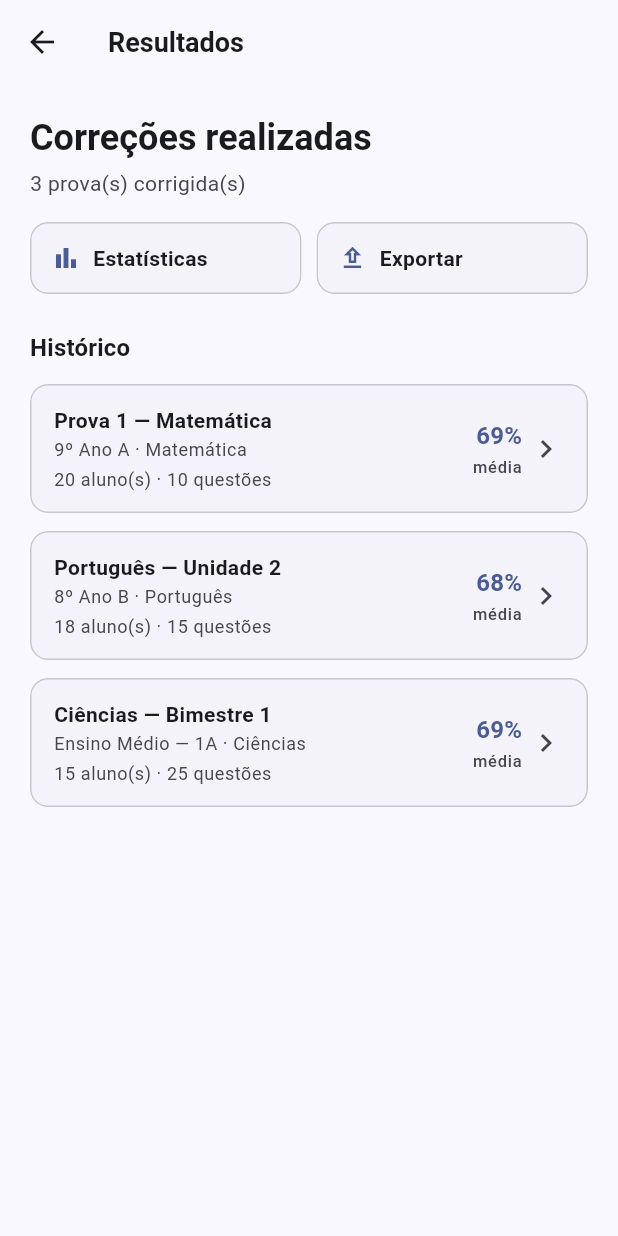
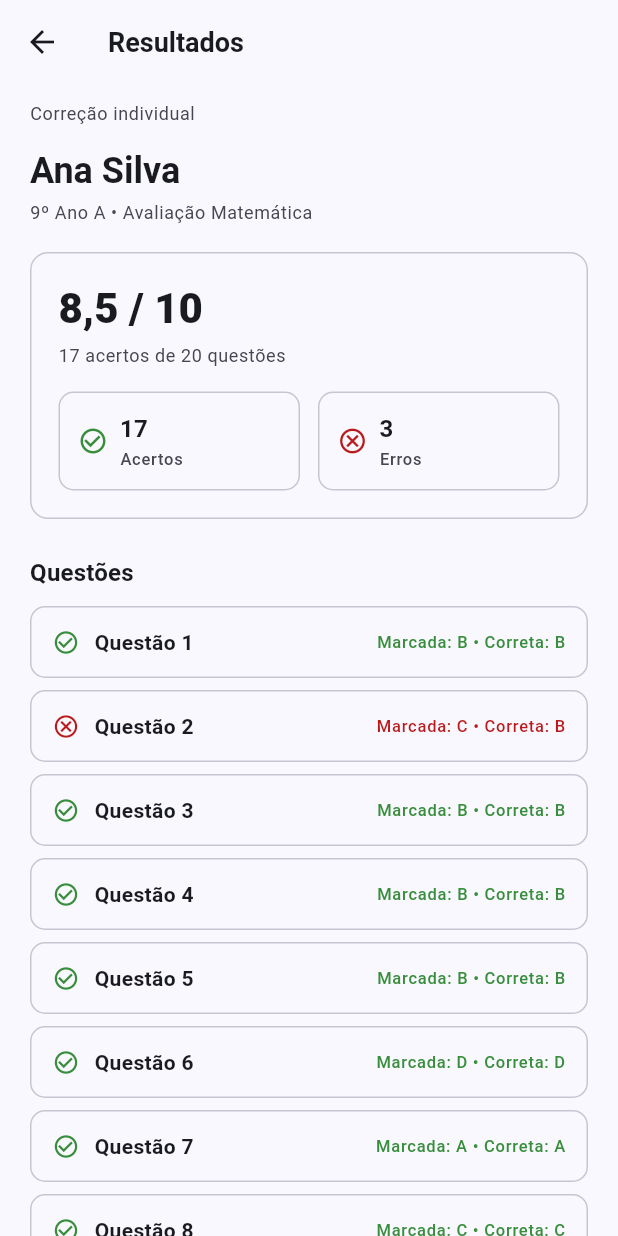
Before and after one commit to Klaus-E-J/flutter-mobile-app, a Flutter app: the ResultsScreen screen opened by its route, on a phone screen of 412 x 824 dp. Run offline on Flutter 3.47's test engine with Material 3 defaults, Android fonts, the phone set to English and light mode, and no system bars.

Commit message:
Resultado do aluno
tela de resultado do aluno

```diff
--- a/lib/features/classes/class_detail_screen.dart
+++ b/lib/features/classes/class_detail_screen.dart
@@ -1,9 +1,6 @@
 import 'package:flutter/material.dart';
 
-import '../../core/widgets/app_button.dart';
 import '../../core/widgets/app_card.dart';
-import '../../core/widgets/app_text_field.dart';
-import '../classes/importacao_alunos_screen.dart';
 
 class ClassDetailScreen extends StatefulWidget {
   const ClassDetailScreen({
@@ -35,8 +32,7 @@ class _ClassDetailScreenState extends State<ClassDetailScreen> {
   @override
   void initState() {
     super.initState();
-    // Usar sempre o tamanho real da lista mockada
-    _studentCount = _students.length;
+    _studentCount = widget.initialStudentCount;
   }
 
   Future<void> _showAddStudentDialog() async {
@@ -55,33 +51,11 @@ class _ClassDetailScreenState extends State<ClassDetailScreen> {
     });
   }
 
-  Future<void> _abrirImportacao() async {
-    final importou = await Navigator.push<bool>(
-      context,
-      MaterialPageRoute(
-        builder: (_) => ImportacaoAlunosScreen(
-          nomeTurma: widget.className,
-        ),
+  void _showImportMessage() {
+    ScaffoldMessenger.of(context).showSnackBar(
+      const SnackBar(
+        content: Text('Importação será implementada posteriormente.'),
       ),
-    );
-
-    if (!mounted || importou != true) return;
-
-    // Simula adição dos alunos importados
-    setState(() {
-      _students.addAll([
-        'Adriana Ferreira',
-        'Bruno Henrique',
-        'Camila Souza',
-        'Daniel Ribeiro',
-        'Eduarda Lima',
-      ]);
-      _studentCount = _students.length;
-    });
-
-    if (!mounted) return;
-    ScaffoldMessenger.of(context).showSnackBar(
-      const SnackBar(content: Text('Alunos importados com sucesso.')),
     );
   }
 
@@ -110,20 +84,22 @@ class _ClassDetailScreenState extends State<ClassDetailScreen> {
               style: Theme.of(context).textTheme.bodySmall,
             ),
             const SizedBox(height: 16),
-            AppButton(
-              label: 'Adicionar aluno',
-              icon: Icons.add,
-              variant: AppButtonVariant.secondary,
-              expanded: true,
-              onPressed: _showAddStudentDialog,
+            SizedBox(
+              width: double.infinity,
+              child: OutlinedButton.icon(
+                onPressed: _showAddStudentDialog,
+                icon: const Icon(Icons.add),
+                label: const Text('Adicionar aluno'),
+              ),
             ),
             const SizedBox(height: 10),
-            AppButton(
-              label: 'Importar lista',
-              icon: Icons.upload_file_outlined,
-              variant: AppButtonVariant.text,
-              expanded: true,
-              onPressed: _abrirImportacao,
+            SizedBox(
+              width: double.infinity,
+              child: TextButton.icon(
+                onPressed: _showImportMessage,
+                icon: const Icon(Icons.upload_file_outlined),
+                label: const Text('Importar lista'),
+              ),
             ),
             const SizedBox(height: 8),
             for (final student in _students) ...[
@@ -194,14 +170,23 @@ class _AddStudentDialogState extends State<_AddStudentDialog> {
   Widget build(BuildContext context) {
     return AlertDialog(
       title: const Text('Adicionar aluno'),
-      content: AppTextField(
-        label: 'Nome',
-        hint: 'Nome do aluno',
+      content: TextField(
         controller: _controller,
-        errorText: _errorText,
+        autofocus: true,
+        textInputAction: TextInputAction.done,
+        decoration: InputDecoration(
+          labelText: 'Nome',
+          hintText: 'Nome do aluno',
+          errorText: _errorText,
+        ),
         onChanged: (_) {
-          if (_errorText != null) setState(() => _errorText = null);
+          if (_errorText != null) {
+            setState(() {
+              _errorText = null;
+            });
+          }
         },
+        onSubmitted: (_) => _addStudent(),
       ),
       actions: [
         TextButton(
--- a/lib/features/results/results_screen.dart
+++ b/lib/features/results/results_screen.dart
@@ -1,156 +1,181 @@
 import 'package:flutter/material.dart';
 
-import '../../core/routes/app_routes.dart';
-import '../../core/widgets/app_card.dart';
-import '../../core/widgets/app_empty_state.dart';
-import '../../screens/correcao/models/correcao_models.dart';
-import '../../screens/correcao/resultado_correcao_screen.dart';
+/// Dados prontos de uma questão.
+/// A FE-10 apenas exibe esses valores.
+class QuestionResultData {
+  const QuestionResultData({
+    required this.number,
+    required this.marked,
+    required this.correct,
+    required this.isCorrect,
+  });
 
-/// Central de Resultados (FE-10).
+  final int number;
+  final String marked;
+  final String correct;
+  final bool isCorrect;
+}
+
+/// FE-10 — Resultado individual do aluno.
 ///
-/// Lista as correções realizadas (dados mockados).
-/// Cada item abre o detalhamento por aluno.
-/// Oferece atalhos para Estatísticas e Exportação.
+/// Somente Front-End.
+/// Não calcula nota e não realiza correção.
 class ResultsScreen extends StatelessWidget {
-  const ResultsScreen({super.key});
+  const ResultsScreen({
+    super.key,
+    this.studentName = 'Ana Silva',
+    this.className = '9º Ano A',
+    this.examTitle = 'Avaliação Matemática',
+    this.score = '8,5 / 10',
+    this.hits = 17,
+    this.errors = 3,
+    this.totalQuestions = 20,
+    this.questions = const <QuestionResultData>[],
+  });
 
-  static final List<_ResultadoResumo> _resultados = [
-    _ResultadoResumo(
-      prova: ProvaCorrecao(
-        id: '1',
-        titulo: 'Prova 1 — Matemática',
-        turma: '9º Ano A',
-        disciplina: 'Matemática',
-        totalQuestoes: 10,
-        totalAlunos: 28,
-        dataCriacao: DateTime(2026, 8, 20),
-      ),
-      resultados: gerarResultadosMock(20, 10),
-      totalErros: 1,
-    ),
-    _ResultadoResumo(
-      prova: ProvaCorrecao(
-        id: '2',
-        titulo: 'Português — Unidade 2',
-        turma: '8º Ano B',
-        disciplina: 'Português',
-        totalQuestoes: 15,
-        totalAlunos: 24,
-        dataCriacao: DateTime(2026, 8, 25),
-      ),
-      resultados: gerarResultadosMock(18, 15),
-      totalErros: 0,
-    ),
-    _ResultadoResumo(
-      prova: ProvaCorrecao(
-        id: '3',
-        titulo: 'Ciências — Bimestre 1',
-        turma: 'Ensino Médio — 1A',
-        disciplina: 'Ciências',
-        totalQuestoes: 25,
-        totalAlunos: 31,
-        dataCriacao: DateTime(2026, 8, 30),
-      ),
-      resultados: gerarResultadosMock(15, 25),
-      totalErros: 2,
-    ),
+  final String studentName;
+  final String className;
+  final String examTitle;
+
+  final String score;
+  final int hits;
+  final int errors;
+  final int totalQuestions;
+
+  final List<QuestionResultData> questions;
+
+  static const List<QuestionResultData> _defaultQuestions = [
+    QuestionResultData(number: 1, marked: 'B', correct: 'B', isCorrect: true),
+    QuestionResultData(number: 2, marked: 'C', correct: 'B', isCorrect: false),
+    QuestionResultData(number: 3, marked: 'B', correct: 'B', isCorrect: true),
+    QuestionResultData(number: 4, marked: 'B', correct: 'B', isCorrect: true),
+    QuestionResultData(number: 5, marked: 'B', correct: 'B', isCorrect: true),
+    QuestionResultData(number: 6, marked: 'D', correct: 'D', isCorrect: true),
+    QuestionResultData(number: 7, marked: 'A', correct: 'A', isCorrect: true),
+    QuestionResultData(number: 8, marked: 'C', correct: 'C', isCorrect: true),
+    QuestionResultData(number: 9, marked: 'E', correct: 'E', isCorrect: true),
+    QuestionResultData(number: 10, marked: 'A', correct: 'A', isCorrect: true),
+    QuestionResultData(number: 11, marked: 'B', correct: 'B', isCorrect: true),
+    QuestionResultData(number: 12, marked: 'A', correct: 'C', isCorrect: false),
+    QuestionResultData(number: 13, marked: 'D', correct: 'D', isCorrect: true),
+    QuestionResultData(number: 14, marked: 'E', correct: 'E', isCorrect: true),
+    QuestionResultData(number: 15, marked: 'C', correct: 'C', isCorrect: true),
+    QuestionResultData(number: 16, marked: 'B', correct: 'B', isCorrect: true),
+    QuestionResultData(number: 17, marked: 'A', correct: 'A', isCorrect: true),
+    QuestionResultData(number: 18, marked: 'D', correct: 'B', isCorrect: false),
+    QuestionResultData(number: 19, marked: 'C', correct: 'C', isCorrect: true),
+    QuestionResultData(number: 20, marked: 'E', correct: 'E', isCorrect: true),
   ];
 
   @override
   Widget build(BuildContext context) {
     final theme = Theme.of(context);
     final colorScheme = theme.colorScheme;
+    final displayedQuestions =
+        questions.isEmpty ? _defaultQuestions : questions;
 
     return Scaffold(
       appBar: AppBar(
-        title: const Text('Resultados'),
+        title: const Text(
+          'Resultados',
+          style: TextStyle(fontWeight: FontWeight.bold),
+        ),
       ),
       body: SafeArea(
-        child: _resultados.isEmpty
-            ? AppEmptyState(
-                icon: Icons.assignment_outlined,
-                title: 'Nenhum resultado ainda',
-                description:
-                    'Os resultados aparecerão aqui após você concluir '
-                    'uma correção.',
-                action: FilledButton.icon(
-                  onPressed: () =>
-                      Navigator.pushNamed(context, AppRoutes.correction),
-                  icon: const Icon(Icons.adjust_outlined),
-                  label: const Text('Iniciar correção'),
+        child: ListView(
+          padding: const EdgeInsets.fromLTRB(20, 12, 20, 28),
+          children: [
+            Text(
+              'Correção individual',
+              style: theme.textTheme.bodySmall?.copyWith(
+                color: colorScheme.onSurfaceVariant,
               ),
-              )
-            : ListView(
-                padding: const EdgeInsets.all(20),
-                children: [
-                  // Cabeçalho
+            ),
+            const SizedBox(height: 14),
+
             Text(
-                    'Correções realizadas',
+              studentName,
               style: theme.textTheme.headlineSmall?.copyWith(
-                      fontWeight: FontWeight.bold,
+                fontWeight: FontWeight.w700,
               ),
             ),
             const SizedBox(height: 4),
+
             Text(
-                    '${_resultados.length} prova(s) corrigida(s)',
-                    style: TextStyle(color: colorScheme.onSurfaceVariant),
+              '$className • $examTitle',
+              style: theme.textTheme.bodySmall?.copyWith(
+                color: colorScheme.onSurfaceVariant,
+              ),
+            ),
+
+            const SizedBox(height: 18),
+
+            Container(
+              width: double.infinity,
+              padding: const EdgeInsets.all(18),
+              decoration: BoxDecoration(
+                color: colorScheme.surface,
+                borderRadius: BorderRadius.circular(12),
+                border: Border.all(color: colorScheme.outlineVariant),
+              ),
+              child: Column(
+                crossAxisAlignment: CrossAxisAlignment.start,
+                children: [
+                  Text(
+                    score,
+                    style: theme.textTheme.headlineMedium?.copyWith(
+                      fontWeight: FontWeight.w800,
+                    ),
+                  ),
+                  const SizedBox(height: 6),
+
+                  Text(
+                    '$hits acertos de $totalQuestions questões',
+                    style: theme.textTheme.bodySmall?.copyWith(
+                      color: colorScheme.onSurfaceVariant,
+                    ),
                   ),
 
                   const SizedBox(height: 16),
 
-                  // Atalhos rápidos
                   Row(
                     children: [
                       Expanded(
-                        child: _AtalhoCard(
-                          icon: Icons.bar_chart_outlined,
-                          label: 'Estatísticas',
-                          onTap: () => Navigator.pushNamed(
-                            context,
-                            AppRoutes.statistics,
+                        child: _ResumoItem(
+                          titulo: 'Acertos',
+                          valor: '$hits',
+                          icon: Icons.check_circle_outline,
+                          color: Colors.green.shade700,
                         ),
                       ),
-                      ),
-                      const SizedBox(width: 10),
+                      const SizedBox(width: 12),
                       Expanded(
-                        child: _AtalhoCard(
-                          icon: Icons.upload_outlined,
-                          label: 'Exportar',
-                          onTap: () => Navigator.pushNamed(
-                            context,
-                            AppRoutes.export,
-                          ),
+                        child: _ResumoItem(
+                          titulo: 'Erros',
+                          valor: '$errors',
+                          icon: Icons.cancel_outlined,
+                          color: colorScheme.error,
                         ),
                       ),
                     ],
+                  ),
+                ],
+              ),
             ),
 
             const SizedBox(height: 24),
 
             Text(
-                    'Histórico',
+              'Questões',
               style: theme.textTheme.titleMedium?.copyWith(
-                      fontWeight: FontWeight.bold,
+                fontWeight: FontWeight.w700,
               ),
             ),
-                  const SizedBox(height: 12),
+            const SizedBox(height: 10),
 
-                  // Lista de resultados
-                  for (final item in _resultados) ...[
-                    _ResultadoCard(
-                      item: item,
-                      onTap: () => Navigator.push(
-                        context,
-                        MaterialPageRoute(
-                          builder: (_) => ResultadoCorrecaoScreen(
-                            prova: item.prova,
-                            resultados: item.resultados,
-                            totalErros: item.totalErros,
-                          ),
-                        ),
-                      ),
-                    ),
-                    const SizedBox(height: 12),
+            for (final question in displayedQuestions) ...[
+              _QuestionCard(question: question),
+              const SizedBox(height: 8),
             ],
           ],
         ),
@@ -159,31 +184,49 @@ class ResultsScreen extends StatelessWidget {
   }
 }
 
-/// Card de atalho rápido (Estatísticas / Exportar).
-class _AtalhoCard extends StatelessWidget {
-  const _AtalhoCard({
+class _ResumoItem extends StatelessWidget {
+  const _ResumoItem({
+    required this.titulo,
+    required this.valor,
     required this.icon,
-    required this.label,
-    required this.onTap,
+    required this.color,
   });
 
+  final String titulo;
+  final String valor;
   final IconData icon;
-  final String label;
-  final VoidCallback onTap;
+  final Color color;
 
   @override
   Widget build(BuildContext context) {
-    final colorScheme = Theme.of(context).colorScheme;
-    return AppCard(
-      onTap: onTap,
-      padding: const EdgeInsets.all(14),
+    final theme = Theme.of(context);
+
+    return Container(
+      padding: const EdgeInsets.all(12),
+      decoration: BoxDecoration(
+        borderRadius: BorderRadius.circular(10),
+        border: Border.all(color: theme.colorScheme.outlineVariant),
+      ),
       child: Row(
         children: [
-          Icon(icon, size: 20, color: colorScheme.primary),
+          Icon(icon, color: color, size: 20),
           const SizedBox(width: 8),
+          Column(
+            crossAxisAlignment: CrossAxisAlignment.start,
+            children: [
               Text(
-            label,
-            style: const TextStyle(fontWeight: FontWeight.w600),
+                valor,
+                style: theme.textTheme.titleMedium?.copyWith(
+                  fontWeight: FontWeight.w700,
+                ),
+              ),
+              Text(
+                titulo,
+                style: theme.textTheme.labelSmall?.copyWith(
+                  color: theme.colorScheme.onSurfaceVariant,
+                ),
+              ),
+            ],
           ),
         ],
       ),
@@ -191,94 +234,53 @@ class _AtalhoCard extends StatelessWidget {
   }
 }
 
-/// Card de um resultado na lista histórica.
-class _ResultadoCard extends StatelessWidget {
-  const _ResultadoCard({required this.item, required this.onTap});
+class _QuestionCard extends StatelessWidget {
+  const _QuestionCard({required this.question});
 
-  final _ResultadoResumo item;
-  final VoidCallback onTap;
+  final QuestionResultData question;
 
   @override
   Widget build(BuildContext context) {
     final theme = Theme.of(context);
     final colorScheme = theme.colorScheme;
+    final color =
+        question.isCorrect ? Colors.green.shade700 : colorScheme.error;
 
-    final media = item.resultados.isEmpty
-        ? 0.0
-        : item.resultados.fold<double>(
-                0, (sum, r) => sum + r.percentual) /
-            item.resultados.length;
-
-    final corMedia =
-        media >= 60 ? colorScheme.primary : colorScheme.error;
-
-    return AppCard(
-      onTap: onTap,
-      padding: const EdgeInsets.symmetric(horizontal: 16, vertical: 14),
+    return Container(
+      width: double.infinity,
+      padding: const EdgeInsets.symmetric(horizontal: 14, vertical: 13),
+      decoration: BoxDecoration(
+        color: colorScheme.surface,
+        borderRadius: BorderRadius.circular(10),
+        border: Border.all(color: colorScheme.outlineVariant),
+      ),
       child: Row(
         children: [
+          Icon(
+            question.isCorrect
+                ? Icons.check_circle_outline
+                : Icons.cancel_outlined,
+            size: 18,
+            color: color,
+          ),
+          const SizedBox(width: 10),
           Expanded(
-            child: Column(
-              crossAxisAlignment: CrossAxisAlignment.start,
-              children: [
-                Text(
-                  item.prova.titulo,
-                  style: const TextStyle(fontWeight: FontWeight.w600),
+            child: Text(
+              'Questão ${question.number}',
+              style: theme.textTheme.bodyMedium?.copyWith(
+                fontWeight: FontWeight.w600,
               ),
-                const SizedBox(height: 2),
-                Text(
-                  '${item.prova.turma} · ${item.prova.disciplina}',
-                  style: theme.textTheme.bodySmall?.copyWith(
-                    color: colorScheme.onSurfaceVariant,
-                  ),
-                ),
-                const SizedBox(height: 4),
-                Text(
-                  '${item.resultados.length} aluno(s) · '
-                  '${item.prova.totalQuestoes} questões',
-                  style: theme.textTheme.bodySmall?.copyWith(
-                    color: colorScheme.onSurfaceVariant,
-                  ),
-                ),
-              ],
-            ),
-          ),
-          const SizedBox(width: 12),
-          Column(
-            crossAxisAlignment: CrossAxisAlignment.end,
-            children: [
-              Text(
-                '${media.toStringAsFixed(0)}%',
-                style: theme.textTheme.titleMedium?.copyWith(
-                  fontWeight: FontWeight.bold,
-                  color: corMedia,
             ),
           ),
           Text(
-                'média',
+            'Marcada: ${question.marked} • Correta: ${question.correct}',
             style: theme.textTheme.labelSmall?.copyWith(
-                  color: colorScheme.onSurfaceVariant,
+              color: color,
+              fontWeight: FontWeight.w500,
             ),
           ),
-            ],
-          ),
-          const SizedBox(width: 4),
-          Icon(Icons.chevron_right, color: colorScheme.onSurfaceVariant),
         ],
       ),
     );
   }
 }
-
-/// Modelo local para o resumo de um resultado na lista.
-class _ResultadoResumo {
-  const _ResultadoResumo({
-    required this.prova,
-    required this.resultados,
-    required this.totalErros,
-  });
-
-  final ProvaCorrecao prova;
-  final List<ResultadoAluno> resultados;
-  final int totalErros;
-}
```
Lines whose indentation alone changed are shown as unchanged.
